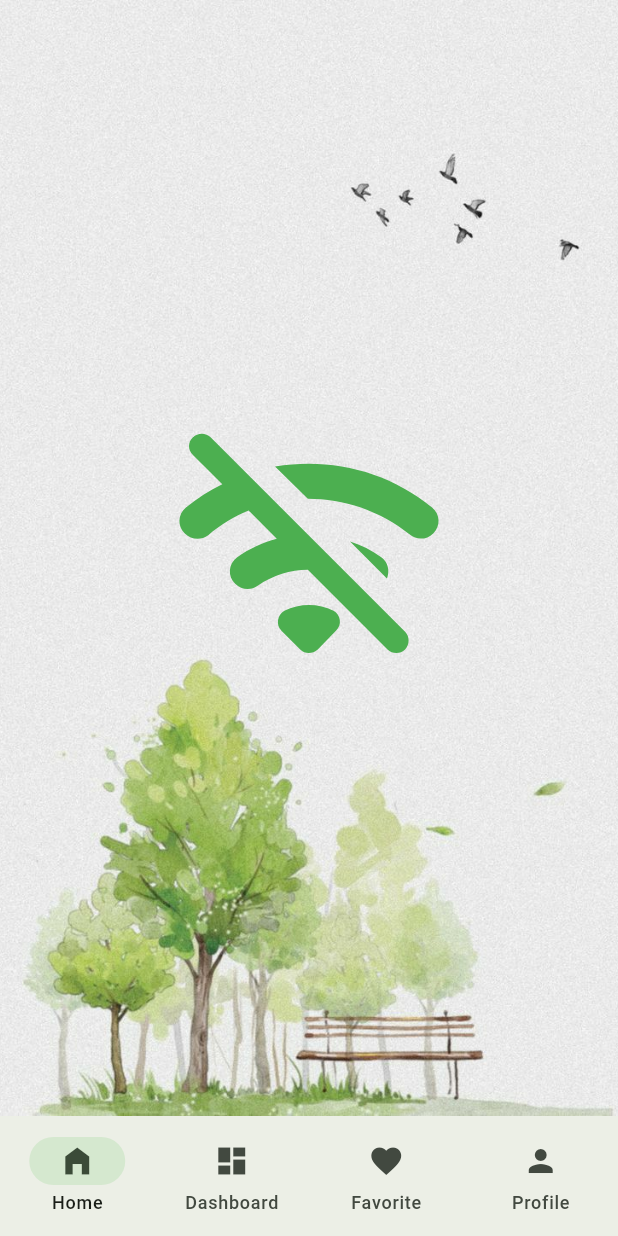
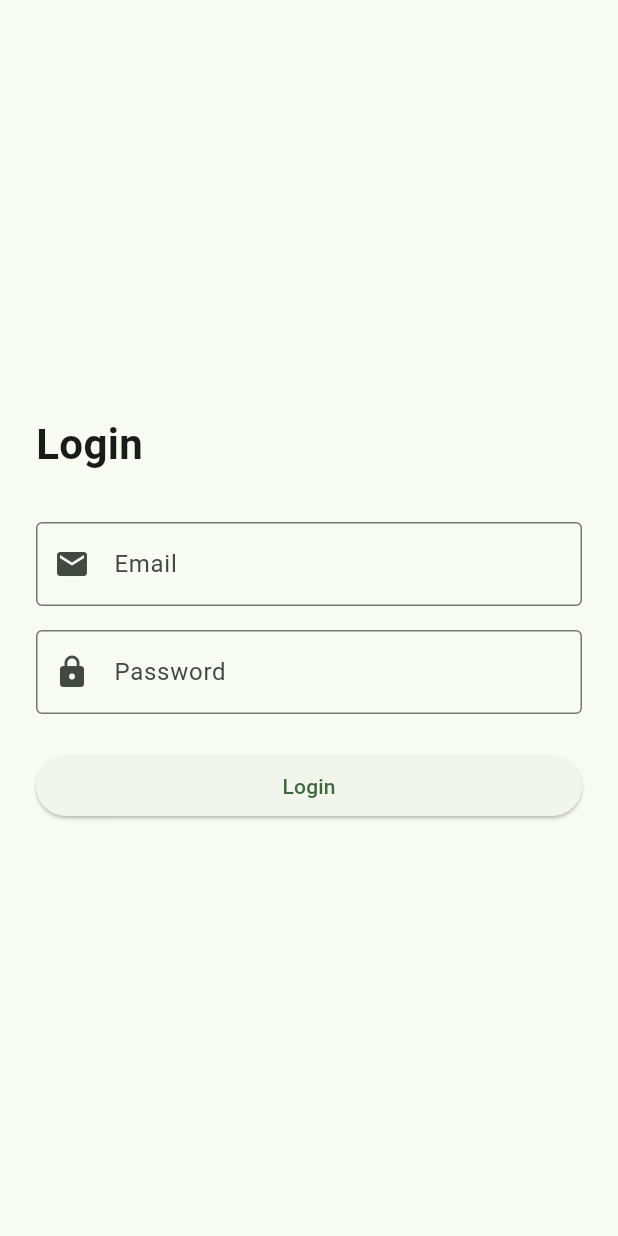
Before and after one commit to mohamed-elrabany/Flutter-_Section_Task, a Flutter app: the screen it shows after launch, on a phone screen of 412 x 824 dp. Run offline on Flutter 3.47's test engine with Material 3 defaults, Android fonts, the light colour scheme and no system bars; our stand-ins replace animated_splash_screen, image_picker, page_transition.

Commit message:
Login page added

```diff
--- /dev/null
+++ b/devtools_options.yaml
@@ -0,0 +1,3 @@
+description: This file stores settings for Dart & Flutter DevTools.
+documentation: https://docs.flutter.dev/tools/devtools/extensions#configure-extension-enablement-states
+extensions:
--- a/lib/main.dart
+++ b/lib/main.dart
@@ -1,14 +1,12 @@
-import 'package:animated_splash_screen/animated_splash_screen.dart';
 import 'package:flutter/material.dart';
 import 'package:flutter_taskone/add_item/item_model.dart';
 import 'package:flutter_taskone/dashboard/dashboard_screen.dart';
 import 'package:flutter_taskone/add_item/add_item_screen.dart';
+import 'package:flutter_taskone/dashboard/nav_bar.dart';
 import 'package:flutter_taskone/favorite/favorite_model.dart';
 import 'package:flutter_taskone/profile/user_model.dart';
-import 'package:flutter_taskone/screen/splash_animated.dart';
+import 'package:flutter_taskone/regestration/login.dart';
 import "package:provider/provider.dart";
-
-
 
 
 void main() {
@@ -37,7 +35,7 @@
       theme: ThemeData(
         colorScheme: ColorScheme.fromSeed(seedColor: Colors.green),
       ),
-      home:splash_animated()
+      home: LoginPage(),
     );
   }
 }
--- /dev/null
+++ b/lib/regestration/login.dart
@@ -0,0 +1,59 @@
+import 'package:flutter/material.dart';
+
+class LoginPage extends StatelessWidget {
+  const LoginPage({super.key});
+
+  @override
+  Widget build(BuildContext context) {
+    return Scaffold(
+      body: Center(
+        child: Padding(
+          padding: EdgeInsets.all(24),
+          child: Column(
+            mainAxisSize: MainAxisSize.min,
+            crossAxisAlignment: CrossAxisAlignment.start,
+            children: [
+              Text(
+                'Login',
+                style: TextStyle(
+                  fontSize: 28,
+                  fontWeight: FontWeight.bold,
+                ),
+              ),
+              SizedBox(height: 32),
+
+              TextField(
+                decoration: InputDecoration(
+                  hintText: 'Email',
+                  prefixIcon: Icon(Icons.email),
+                  border: OutlineInputBorder(),
+                ),
+              ),
+              SizedBox(height: 16),
+
+              TextField(
+                obscureText: true,
+                decoration: InputDecoration(
+                  hintText: 'Password',
+                  prefixIcon: Icon(Icons.lock),
+                  border: OutlineInputBorder(),
+                ),
+              ),
+              SizedBox(height: 24),
+
+              SizedBox(
+                width: double.infinity,
+                child: ElevatedButton(
+                  onPressed: () {
+
+                  },
+                  child: Text('Login'),
+                ),
+              ),
+            ],
+          ),
+        ),
+      ),
+    );
+  }
+}
```
